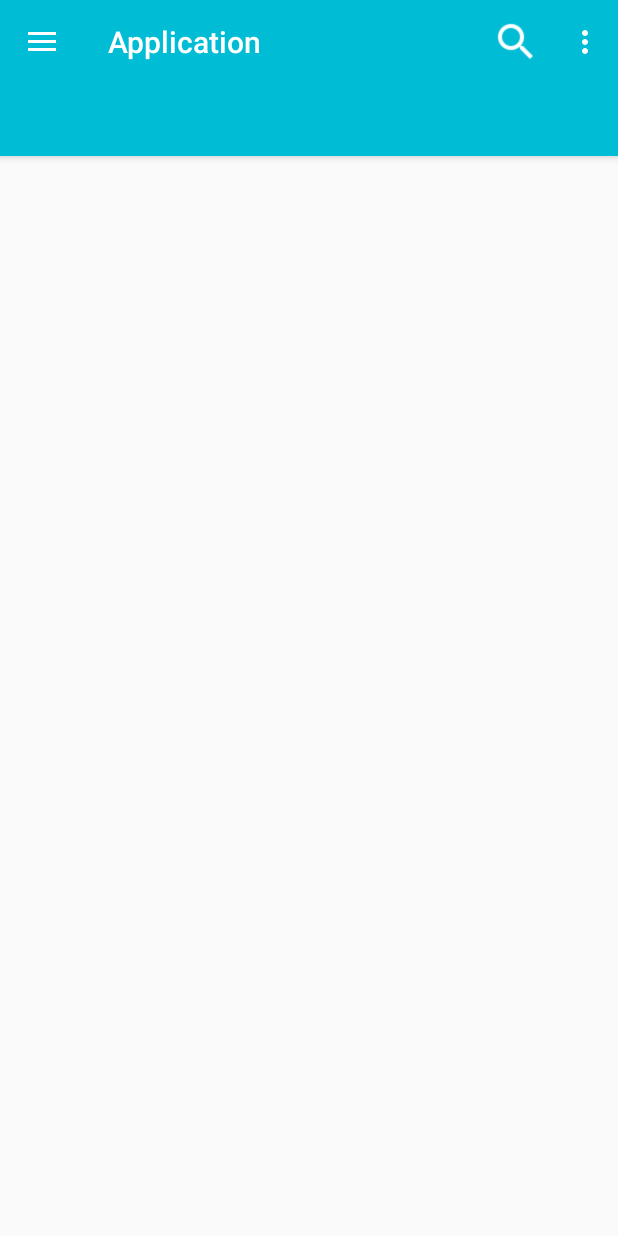
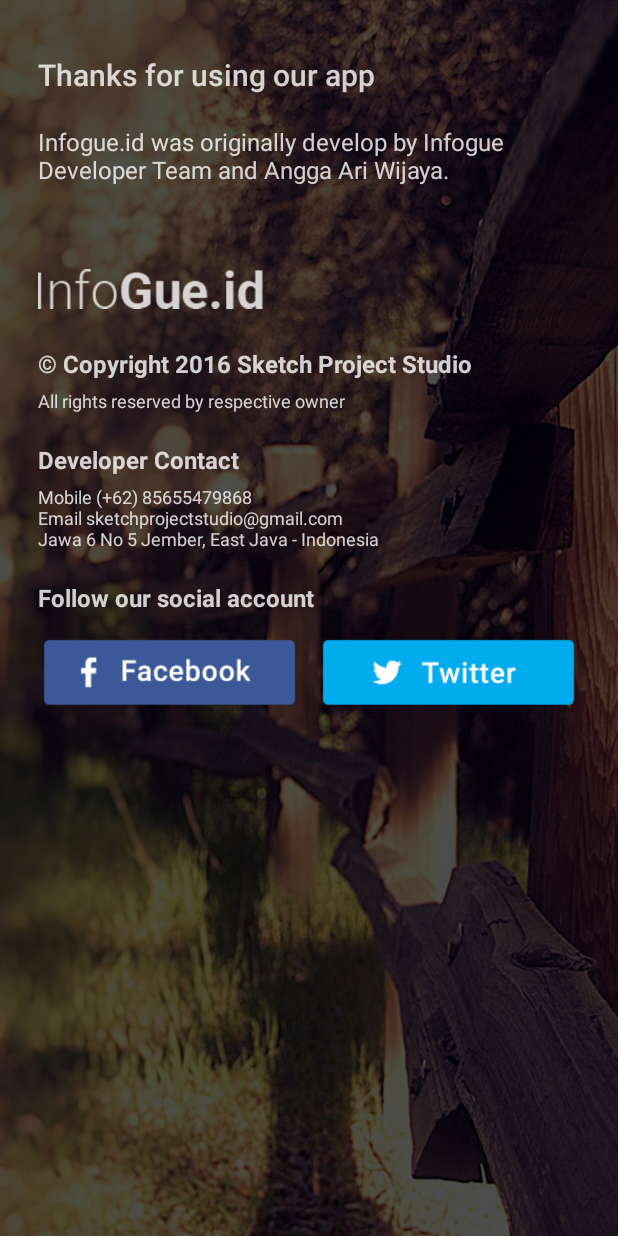
Before and after one commit to anggadarkprince/infogue-android, an Android app: the Application screen opened directly, with no data from a screen before it, in the options menu, after a tap on "About", on a phone screen of 412 x 824 dp. Run offline under Robolectric (Android 15) with nearby library versions, the phone set to English and light mode, and no system bars.

Commit message:
add about activity

```diff
--- /dev/null
+++ b/app/src/main/java/com/sketchproject/infogue/activities/About.java
@@ -0,0 +1,18 @@
+package com.sketchproject.infogue.activities;
+
+import android.support.v7.app.AppCompatActivity;
+import android.os.Bundle;
+import android.view.View;
+
+import com.sketchproject.infogue.R;
+
+public class About extends AppCompatActivity {
+
+    @Override
+    protected void onCreate(Bundle savedInstanceState) {
+        super.onCreate(savedInstanceState);
+        setContentView(R.layout.activity_about);
+
+        getWindow().getDecorView().setSystemUiVisibility(View.SYSTEM_UI_FLAG_LAYOUT_STABLE | View.SYSTEM_UI_FLAG_LAYOUT_FULLSCREEN);
+    }
+}
--- a/app/src/main/java/com/sketchproject/infogue/activities/Application.java
+++ b/app/src/main/java/com/sketchproject/infogue/activities/Application.java
@@ -60,9 +60,10 @@
         if (id == R.id.action_settings) {
             Intent settingActivity;
         } else if (id == R.id.action_about) {
-            Intent aboutActivity;
+            Intent aboutActivity = new Intent(Application.this, About.class);
+            startActivity(aboutActivity);
         } else if (id == R.id.action_exit) {
-            Intent aboutActivity;
+            finish();
         }
 
         return super.onOptionsItemSelected(item);
--- /dev/null
+++ b/app/src/main/res/layout/activity_about.xml
@@ -0,0 +1,133 @@
+<?xml version="1.0" encoding="utf-8"?>
+<RelativeLayout xmlns:android="http://schemas.android.com/apk/res/android"
+    xmlns:tools="http://schemas.android.com/tools"
+    android:layout_width="match_parent"
+    android:layout_height="match_parent"
+    android:background="@drawable/bg_about"
+    android:paddingBottom="@dimen/activity_vertical_margin"
+    android:paddingLeft="25dp"
+    android:paddingRight="25dp"
+    android:paddingTop="@dimen/activity_vertical_margin"
+    tools:context=".activities.About">
+
+    <ScrollView
+        android:layout_width="match_parent"
+        android:layout_height="match_parent">
+
+        <LinearLayout
+            android:layout_width="match_parent"
+            android:layout_height="wrap_content"
+            android:orientation="vertical">
+
+            <LinearLayout
+                android:layout_width="match_parent"
+                android:layout_height="wrap_content"
+                android:layout_marginTop="20dp"
+                android:alpha="0.8"
+                android:orientation="vertical">
+
+                <TextView
+                    android:layout_width="wrap_content"
+                    android:layout_height="wrap_content"
+                    android:layout_marginBottom="20dp"
+                    android:singleLine="false"
+                    android:text="@string/about_thanks"
+                    android:textAppearance="@style/TextAppearance.AppCompat.Widget.ActionMode.Title"
+                    android:textColor="@color/colorLight" />
+
+                <TextView
+                    android:layout_width="wrap_content"
+                    android:layout_height="wrap_content"
+                    android:text="@string/about_credit"
+                    android:textAppearance="@style/TextAppearance.AppCompat.Widget.ActionMode.Subtitle"
+                    android:textColor="@color/colorLight" />
+
+
+                <ImageView
+                    android:layout_width="150dp"
+                    android:layout_height="wrap_content"
+                    android:layout_marginTop="50dp"
+                    android:contentDescription="@string/dummy_content"
+                    android:src="@drawable/img_logo_medium" />
+
+                <TextView
+                    android:layout_width="wrap_content"
+                    android:layout_height="wrap_content"
+                    android:layout_marginTop="20dp"
+                    android:text="@string/about_copyright"
+                    android:textAppearance="@style/TextAppearance.AppCompat.Widget.ActionMode.Subtitle"
+                    android:textColor="@color/colorLight"
+                    android:textStyle="bold" />
+
+                <TextView
+                    android:layout_width="wrap_content"
+                    android:layout_height="wrap_content"
+                    android:layout_marginTop="5dp"
+                    android:text="@string/about_copyright_owner"
+                    android:textAppearance="@style/TextAppearance.AppCompat.Caption"
+                    android:textColor="@color/colorLight" />
+
+                <TextView
+                    android:layout_width="wrap_content"
+                    android:layout_height="wrap_content"
+                    android:layout_marginTop="20dp"
+                    android:text="@string/about_contact_title"
+                    android:textAppearance="@style/TextAppearance.AppCompat.Widget.ActionMode.Subtitle"
+                    android:textColor="@color/colorLight"
+                    android:textStyle="bold" />
+
+                <TextView
+                    android:layout_width="wrap_content"
+                    android:layout_height="wrap_content"
+                    android:layout_marginTop="5dp"
+                    android:text="@string/about_contact_content"
+                    android:textAppearance="@style/TextAppearance.AppCompat.Caption"
+                    android:textColor="@color/colorLight" />
+
+                <TextView
+                    android:layout_width="wrap_content"
+                    android:layout_height="wrap_content"
+                    android:layout_marginTop="20dp"
+                    android:text="@string/about_social"
+                    android:textAppearance="@style/TextAppearance.AppCompat.Widget.ActionMode.Subtitle"
+                    android:textColor="@color/colorLight"
+                    android:textStyle="bold" />
+
+            </LinearLayout>
+
+            <LinearLayout
+                android:layout_width="match_parent"
+                android:layout_height="wrap_content"
+                android:orientation="horizontal"
+                android:paddingTop="15dp">
+
+                <ImageButton
+                    android:id="@+id/btn_facebook"
+                    android:layout_width="wrap_content"
+                    android:layout_height="wrap_content"
+                    android:layout_marginEnd="5dp"
+                    android:layout_marginRight="5dp"
+                    android:layout_weight="1"
+                    android:background="@color/transparent"
+                    android:contentDescription="@string/dummy_content"
+                    android:scaleType="fitStart"
+                    android:src="@drawable/btn_facebook" />
+
+                <ImageButton
+                    android:id="@+id/btn_twitter"
+                    android:layout_width="wrap_content"
+                    android:layout_height="wrap_content"
+                    android:layout_marginLeft="5dp"
+                    android:layout_marginStart="5dp"
+                    android:layout_weight="1"
+                    android:background="@color/transparent"
+                    android:contentDescription="@string/dummy_content"
+                    android:scaleType="fitStart"
+                    android:src="@drawable/btn_twitter" />
+            </LinearLayout>
+
+        </LinearLayout>
+
+    </ScrollView>
+
+</RelativeLayout>
--- a/app/src/main/res/menu/application_signed.xml
+++ b/app/src/main/res/menu/application_signed.xml
@@ -27,7 +27,7 @@
         android:id="@+id/action_logout"
         android:icon="@drawable/ic_exit"
         android:orderInCategory="100"
-        android:title="@string/action_logout"
+        android:title="@string/action_sign_out"
         app:showAsAction="never" />
 
     <item
--- a/app/src/main/res/values/strings.xml
+++ b/app/src/main/res/values/strings.xml
@@ -3,26 +3,24 @@
 
     <string name="dummy_button">Dummy Button</string>
     <string name="dummy_content">DUMMY CONTENT</string>
+
     <string name="title_activity_featured">Featured</string>
-    <string name="action_settings">Settings</string>
-    <string name="section_format">Hello World from section: %1$d</string>
     <string name="title_activity_login">Sign in</string>
+    <string name="title_activity_application">Infogue.id</string>
+    <string name="title_activity_about">About</string>
 
-    <!-- Strings related to auth -->
     <string name="prompt_name">Full Name</string>
     <string name="prompt_email">Email Address</string>
     <string name="prompt_password">Password</string>
     <string name="prompt_username_email">Username or Email</string>
     <string name="prompt_username">Username</string>
 
-    <string name="action_sign_in">Sign In</string>
-    <string name="action_create_account">Create Account</string>
-
     <string name="error_invalid_username">Username only contains alpha dash</string>
     <string name="error_invalid_email">This email address is invalid</string>
     <string name="error_invalid_password">This password is too short</string>
     <string name="error_incorrect_password">This password is incorrect</string>
     <string name="error_field_required">This field is required</string>
+    <string name="error_agreement">You must be agree with terms and conditions</string>
 
     <string name="label_sign_in">SIGN IN</string>
     <string name="label_get_started">GET STARTED</string>
@@ -31,18 +29,28 @@
 
     <string name="label_forgot_password">Forgot Password?</string>
     <string name="label_login_social">Login with Social</string>
+    <string name="label_sign_navigation">Sign in to contribute article</string>
 
-    <string name="title_activity_application">Application</string>
     <string name="navigation_drawer_open">Open navigation drawer</string>
     <string name="navigation_drawer_close">Close navigation drawer</string>
 
+    <string name="action_sign_in">Sign In</string>
+    <string name="action_create_account">Create Account</string>
+    <string name="action_register">Register</string>
+    <string name="action_settings">Settings</string>
     <string name="action_profile">Profile</string>
-    <string name="action_logout">Sign Out</string>
+    <string name="action_sign_out">Sign Out</string>
     <string name="action_search">Search</string>
     <string name="action_article">Article</string>
+    <string name="action_about">About</string>
     <string name="action_exit">Exit</string>
-    <string name="action_about">About</string>
-    <string name="error_agreement">You must be agree with terms and conditions</string>
-    <string name="label_sign_navigation">Sign in to contribute article</string>
-    <string name="action_register">Register</string>
+
+    <string name="about_thanks">Thanks for using our app</string>
+    <string name="about_credit">Infogue.id was originally develop by Infogue Developer Team and Angga Ari Wijaya.</string>
+    <string name="about_copyright">© Copyright 2016 Sketch Project Studio</string>
+    <string name="about_copyright_owner">All rights reserved by respective owner</string>
+    <string name="about_contact_title">Developer Contact</string>
+    <string name="about_contact_content">Mobile (+62) 85655479868\nEmail sketchprojectstudio@gmail.com\nJawa 6 No 5 Jember, East Java - Indonesia</string>
+    <string name="about_social">Follow our social account</string>
+
 </resources>
```
Also changed, not shown: app/src/main/AndroidManifest.xml (+19 -2 lines).
